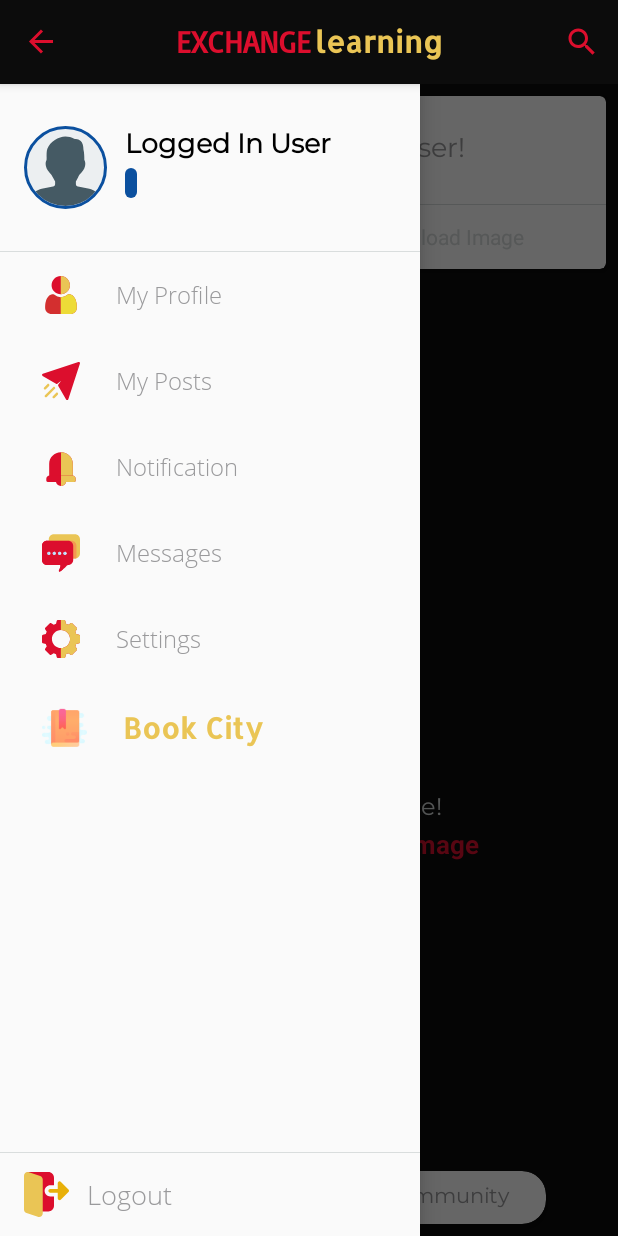
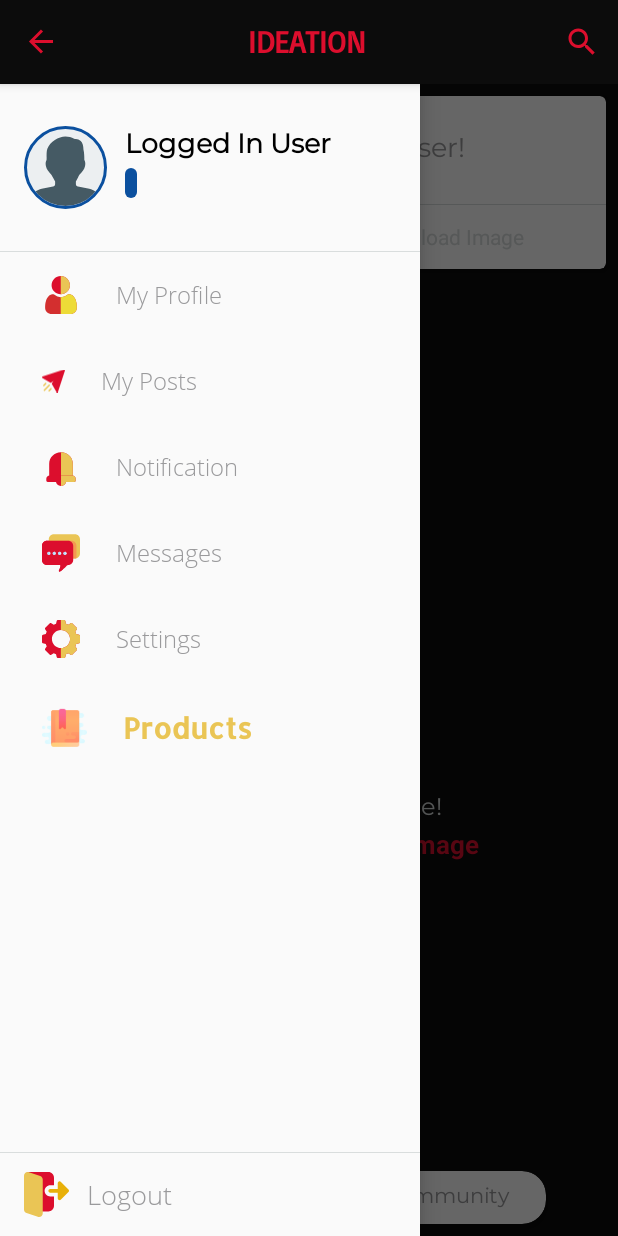
Before and after one commit to mishu18/Ideation, an Android app: the MainActivity screen opened directly, with no data from a screen before it, with the side drawer open, on a phone screen of 412 x 824 dp. Run offline under Robolectric (Android 15) with nearby library versions, the phone set to English and light mode, and no system bars; our stand-ins replace CircleImageView, Firebase (no records; nobody signed in at launch, a user with empty details on screens opened directly); libraries missing offline, so code that uses them is left out: com.jakewharton.threetenabp, com.wang.avi; plain views replace AVLoadingIndicatorView; 6 statements that could not run were skipped.

Commit message:
Final Commit

```diff
--- a/app/src/main/AndroidManifest.xml
+++ b/app/src/main/AndroidManifest.xml
@@ -8,11 +8,11 @@
 
     <application
         android:allowBackup="true"
-        android:icon="@mipmap/ic_launcher"
+        android:icon="@drawable/app_logo_cap"
         android:hardwareAccelerated="true"
         android:requestLegacyExternalStorage="true"
         android:label="@string/app_name"
-        android:roundIcon="@mipmap/ic_launcher_round"
+        android:roundIcon="@drawable/app_logo_cap"
         android:supportsRtl="true"
         android:theme="@style/AppTheme">
 
--- a/app/src/main/java/com/example/android/ideation/MainActivity.java
+++ b/app/src/main/java/com/example/android/ideation/MainActivity.java
@@ -127,6 +127,7 @@ public class MainActivity extends AppCompatActivity implements OnPostClickListen
         goToNotif = findViewById(R.id.drawer_notif);
         goToSettings = findViewById(R.id.drawer_settings);
         goToBookCity = findViewById(R.id.drawer_bookcity);
+
         goToMessages = findViewById(R.id.drawer_messages);
         logout = findViewById(R.id.drawer_logout);
         mainHeader = findViewById(R.id.main_header);
--- a/app/src/main/java/com/example/android/ideation/activities/CreateImagePostActivity.java
+++ b/app/src/main/java/com/example/android/ideation/activities/CreateImagePostActivity.java
@@ -111,8 +111,8 @@ public class CreateImagePostActivity extends AppCompatActivity {
             getSupportActionBar().setDisplayHomeAsUpEnabled(true);
         }
         exchangeTxt = findViewById(R.id.exchange_txt);
-        learningTxt = findViewById(R.id.learning_txt);
-        learningTxt.setVisibility(View.GONE);
+        //learningTxt = findViewById(R.id.learning_txt);
+        //learningTxt.setVisibility(View.GONE);
         avi = findViewById(R.id.createImgPostProgress);
         mSelectedCommunities = new ArrayList<>();
         mSelectedCommunitiesIDs = new ArrayList<>();
--- a/app/src/main/java/com/example/android/ideation/activities/CreateNoImagePostActivity.java
+++ b/app/src/main/java/com/example/android/ideation/activities/CreateNoImagePostActivity.java
@@ -87,8 +87,8 @@ public class CreateNoImagePostActivity extends AppCompatActivity {
         mSelectedCommunitiesIDs = new ArrayList<>();
 
         exchangeTxt = findViewById(R.id.exchange_txt);
-        learningTxt = findViewById(R.id.learning_txt);
-        learningTxt.setVisibility(View.GONE);
+        //learningTxt = findViewById(R.id.learning_txt);
+        //learningTxt.setVisibility(View.GONE);
 
         titleEditTxt = findViewById(R.id.createNoImgPostTitle);
         bodyEditText = findViewById(R.id.createNoImgPostBody);
--- a/app/src/main/res/layout/activity_main.xml
+++ b/app/src/main/res/layout/activity_main.xml
@@ -141,11 +141,11 @@
                         android:layout_height="wrap_content">
 
                         <ImageView
+                            android:layout_width="15dp"
+                            android:layout_height="25dp"
                             android:layout_marginStart="28dp"
+                            android:layout_marginTop="16dp"
                             android:layout_marginBottom="16dp"
-                            android:layout_marginTop="16dp"
-                            android:layout_width="25dp"
-                            android:layout_height="25dp"
                             android:src="@drawable/drawer_post_icon" />
 
                         <TextView
@@ -286,7 +286,7 @@
                             android:textStyle="bold"
                             android:textColor="@color/drawer_orange"
                             android:fontFamily="@font/allerta"
-                            android:text="Book City" />
+                            android:text="Products" />
 
 
                     </LinearLayout>
--- a/app/src/main/res/layout/activity_profile.xml
+++ b/app/src/main/res/layout/activity_profile.xml
@@ -93,7 +93,7 @@
             android:fontFamily="@font/basic"
             android:inputType="textCapSentences"
             android:maxLines="1"
-            android:text="Abdul Hafeez Sajid"
+            android:text="Anjali Sewani"
             android:textColor="@color/fullBlack"
             android:textSize="30sp"
             android:textStyle="bold"
@@ -521,7 +521,7 @@
                     android:layout_below="@id/locTextView"
                     android:layout_marginStart="8dp"
                     android:layout_toEndOf="@id/locImageView"
-                    android:text="Islamabad, Pakistan"
+                    android:text="India"
                     android:textColor="@color/lessGray"
                     android:textSize="16sp"
                     android:textStyle="bold" />
--- a/app/src/main/res/layout/activity_search.xml
+++ b/app/src/main/res/layout/activity_search.xml
@@ -38,7 +38,7 @@
                     android:fontFamily="@font/basic"
                     android:lines="1"
                     android:maxLines="1"
-                    android:text="Post or Book Search"
+                    android:text="Share your product"
                     android:textColor="@color/hamburger"
                     android:textSize="20sp"
                     android:textStyle="bold" />
--- a/app/src/main/res/layout/toolbar.xml
+++ b/app/src/main/res/layout/toolbar.xml
@@ -33,7 +33,7 @@
                 android:layout_marginEnd="1dp"
                 android:textStyle="bold"
                 android:fontFamily="@font/basic"
-                android:text="EXCHANGE" />
+                android:text="IDEATION" />
 
             <TextView
                 android:id="@+id/learning_txt"
@@ -45,7 +45,7 @@
                 android:textSize="20sp"
                 android:textStyle="bold"
                 android:fontFamily="@font/allerta"
-                android:text="learning" />
+                android:text="" />
         </LinearLayout>
     </androidx.appcompat.widget.Toolbar>
 </com.google.android.material.appbar.AppBarLayout>
```
Also changed, not shown: app/src/main/res/layout/bookcity_content_main.xml (+6 -5 lines), app/src/main/res/layout/layout_bookcity.xml (+1 -12 lines), app/src/main/res/drawable/book_city_logo.png.
